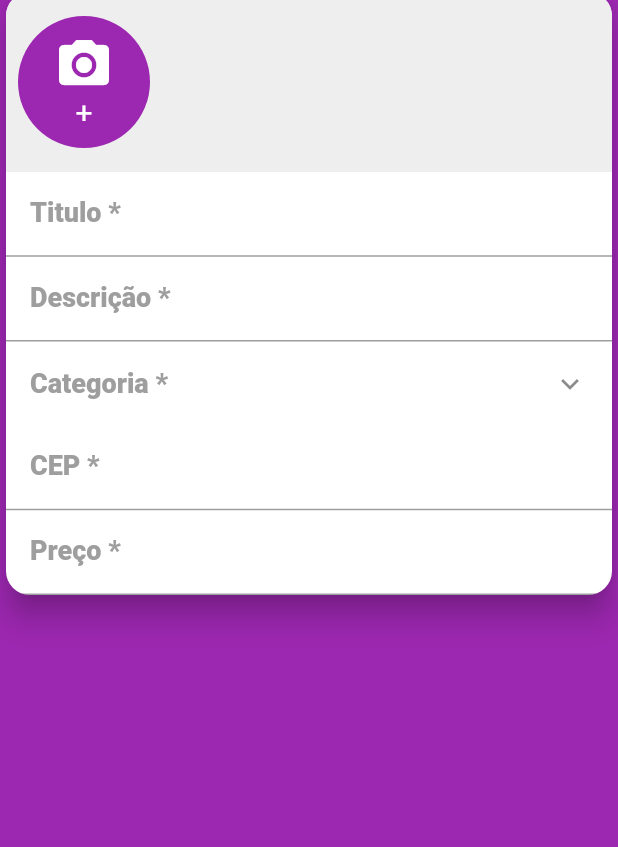
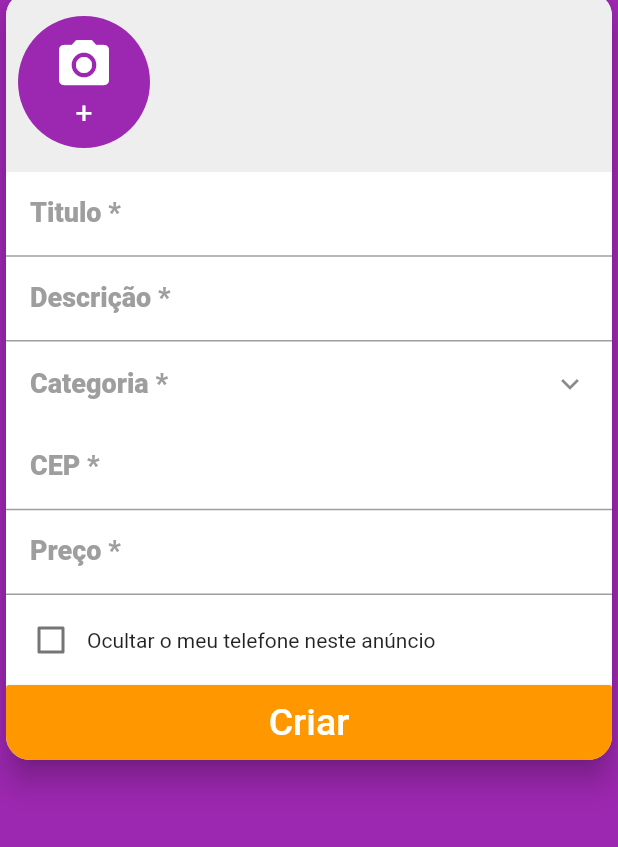
Before and after one commit to YuriLuis/xlo-clone-flutter, a Flutter app: the screen it shows after launch, swiped to page 2, on a phone screen of 412 x 824 dp, the part 98-945 px from its top. Run offline on Flutter 3.47's test engine with Material 2 defaults, Android fonts, the phone set to English and light mode, and no system bars; our stand-ins replace brasil_fields, dio, flutter_mobx, get_it, image_cropper, image_picker and 3 more; accounts and stored records are empty; generated files the repository leaves out were written again; network calls fail; statements that could not run were skipped.

Commit message:
aula 317 Campo de Ocultar Telefone e Botao enviar

```diff
--- a/lib/screens/create/components/cep_field.dart
+++ b/lib/screens/create/components/cep_field.dart
@@ -10,12 +10,12 @@ class CepField extends StatelessWidget {
 
   @override
   Widget build(BuildContext context) {
-    return Observer(
-      builder: (_) {
     return Column(
       crossAxisAlignment: CrossAxisAlignment.stretch,
       children: [
-            TextFormField(
+        Observer(
+          builder: (_){
+            return TextFormField(
               onChanged: cepStore.setCep,
               keyboardType: TextInputType.number,
               inputFormatters: [
@@ -29,6 +29,8 @@ class CepField extends StatelessWidget {
                       color: Colors.grey,
                       fontSize: 18),
                   contentPadding: EdgeInsets.fromLTRB(16, 10, 12, 10)),
+            );
+          },
         ),
         Observer(
           // ignore: missing_return
@@ -75,7 +77,5 @@ class CepField extends StatelessWidget {
         ),
       ],
     );
-      },
-    );
   }
 }
--- /dev/null
+++ b/lib/screens/create/components/hide_phone_field.dart
@@ -0,0 +1,28 @@
+import 'package:flutter/material.dart';
+import 'package:flutter_mobx/flutter_mobx.dart';
+import 'package:xlo_mobx/stores/create_store.dart';
+
+class HidePhoneField extends StatelessWidget {
+  final CreateStore createStore;
+
+  HidePhoneField(this.createStore);
+
+  @override
+  Widget build(BuildContext context) {
+    return Padding(
+      padding: EdgeInsets.all(6),
+      child: Row(
+        children: [
+          Observer(builder: (_) {
+            return Checkbox(
+              value: createStore.hidePhone,
+              onChanged: createStore.setHidePhone,
+              activeColor: Colors.purple,
+            );
+          }),
+          Expanded(child: Text('Ocultar o meu telefone neste anúncio'))
+        ],
+      ),
+    );
+  }
+}
--- a/lib/screens/create/create_screen.dart
+++ b/lib/screens/create/create_screen.dart
@@ -1,4 +1,5 @@
 import 'package:brasil_fields/brasil_fields.dart';
+import 'package:flutter/cupertino.dart';
 import 'package:flutter/material.dart';
 import 'package:flutter/services.dart';
 import 'package:xlo_mobx/components/custom_drawer/custom_drawer.dart';
@@ -7,6 +8,7 @@ import 'package:xlo_mobx/stores/create_store.dart';
 
 import 'components/category_field.dart';
 import 'components/cep_field.dart';
+import 'components/hide_phone_field.dart';
 
 class CreateScreen extends StatelessWidget {
 
@@ -36,6 +38,7 @@ class CreateScreen extends StatelessWidget {
         elevation: 8,
         child: SingleChildScrollView(
           child: Column(
+            crossAxisAlignment: CrossAxisAlignment.stretch,
             mainAxisSize: MainAxisSize.min,
             children: [
               ImagesField(createStore: createStore,),
@@ -70,6 +73,19 @@ class CreateScreen extends StatelessWidget {
                     centavos: true
                   )
                 ],
+              ),
+              HidePhoneField(createStore),
+              SizedBox(
+                height: 50,
+                child: RaisedButton(
+                  child: Text('Criar',
+                  style: TextStyle(fontSize: 25),),
+                  textColor: Colors.white,
+                  color: Colors.orange,
+                  disabledColor: Colors.orange.withAlpha(120),
+                  onPressed: (){},
+                  materialTapTargetSize: MaterialTapTargetSize.shrinkWrap,
+                ),
               )
             ],
           ),
--- a/lib/stores/create_store.dart
+++ b/lib/stores/create_store.dart
@@ -10,8 +10,14 @@ abstract class _CreateStore with Store{
   ObservableList images = ObservableList();
 
   @observable
+  bool hidePhone = false;
+
+  @observable
   Category category;
 
   @action
   void setCategory(Category value) => category = value;
+
+  @action
+  void setHidePhone(bool value) => hidePhone = value;
 }
```
Also changed, not shown: lib/stores/create_store.g.dart. Lines whose indentation alone changed are shown as unchanged.
